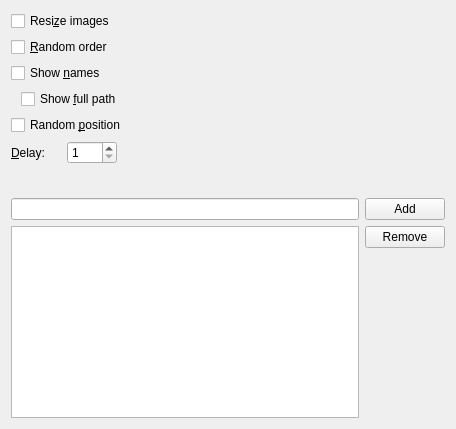
This is rssslideshowcfg.ui in jgroszko/rssslideshow as Qt 5 draws it before an edit. The edited form follows.
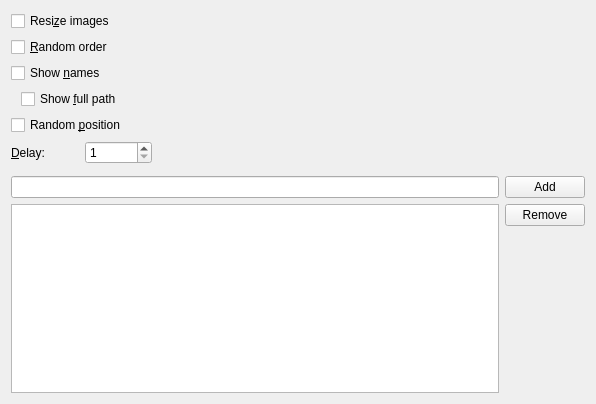
This is the edited form. Custom widgets are drawn as their Qt base class.

What changed in the file:
```diff
--- a/rssslideshowcfg.ui
+++ b/rssslideshowcfg.ui
@@ -6,8 +6,8 @@
    <rect>
     <x>0</x>
     <y>0</y>
-    <width>456</width>
-    <height>429</height>
+    <width>596</width>
+    <height>404</height>
    </rect>
   </property>
   <layout class="QGridLayout" name="gridLayout">
@@ -96,22 +96,6 @@
      </item>
     </layout>
    </item>
-   <item row="6" column="0">
-    <spacer name="spacer11">
-     <property name="orientation">
-      <enum>Qt::Vertical</enum>
-     </property>
-     <property name="sizeType">
-      <enum>QSizePolicy::Expanding</enum>
-     </property>
-     <property name="sizeHint" stdset="0">
-      <size>
-       <width>20</width>
-       <height>19</height>
-      </size>
-     </property>
-    </spacer>
-   </item>
    <item row="7" column="0" colspan="4">
     <layout class="QHBoxLayout" name="horizontalLayout_2">
      <item>
```
Left out of the diff: 7 changed lines with no effect on the pictures.
